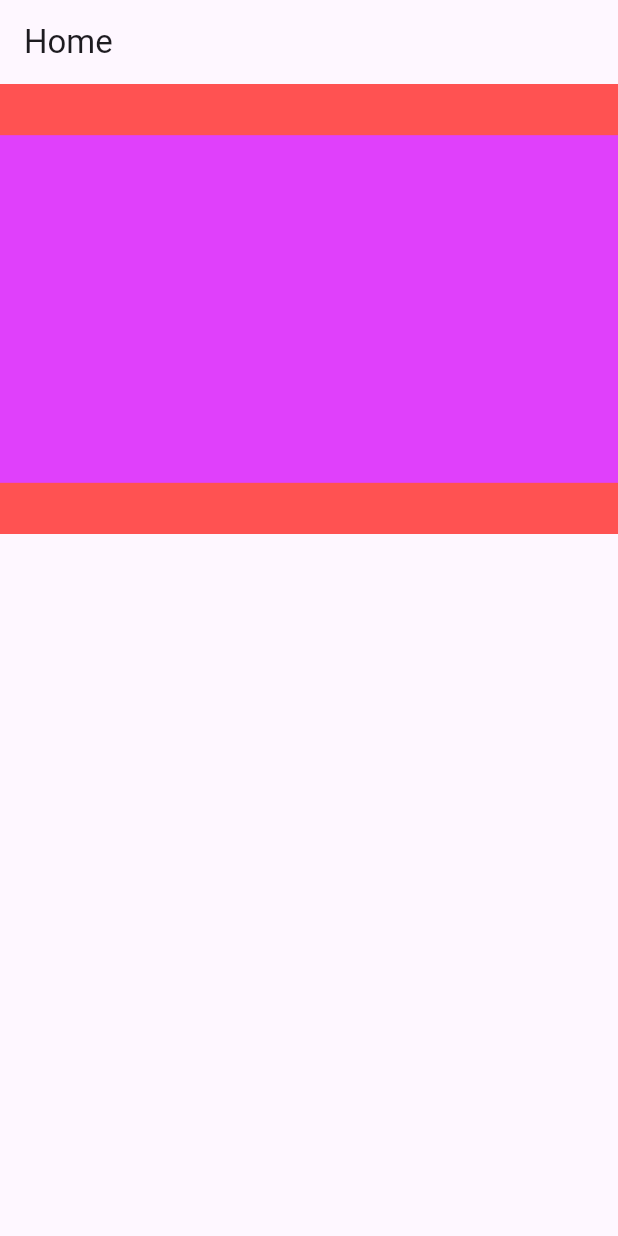
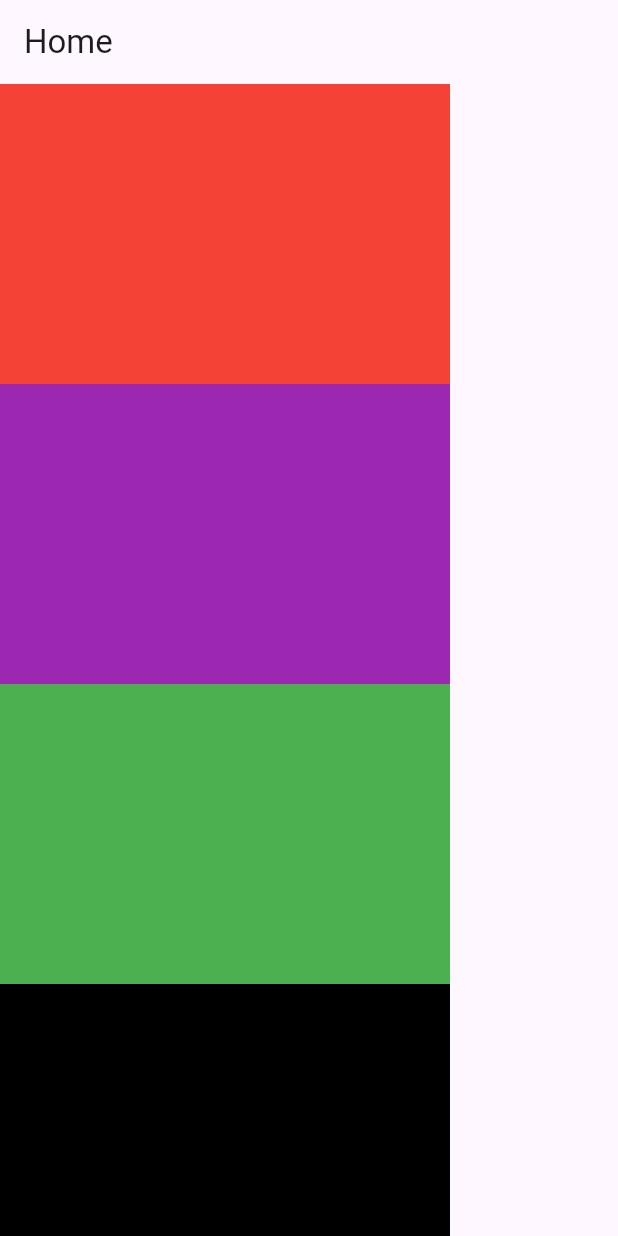
Before and after one commit to Ashraf-Samiu/Responsive_AdaptiveWidgets, a Flutter app: the screen it shows after launch, on a phone screen of 412 x 824 dp. Run offline on Flutter 3.47's test engine with Material 3 defaults, Android fonts, the phone set to English and light mode, and no system bars.

Commit message:
SingleChildScrollView Commit

```diff
--- a/lib/main.dart
+++ b/lib/main.dart
@@ -18,16 +18,42 @@ class HomeScreen extends StatelessWidget{
       appBar: AppBar(
         title: Text("Home"),
       ),
-      body: Container(
-        width: double.infinity,
-        height: 300,
-        color: Colors.redAccent,
-        alignment: Alignment.center,
-        child: AspectRatio(
-            aspectRatio: 16/9,
-            child: Container(
-              color: Colors.purpleAccent,
+      body: SingleChildScrollView(
+        scrollDirection: Axis.vertical,
+        ///scroll button will appear in the content
+        child: Column(
+          children: [
+            Container(
+              width: 300,
+              height: 200,
+              color: Colors.red,
             ),
+            Container(
+              width: 300,
+              height: 200,
+              color: Colors.purple,
+            ),
+            Container(
+              width: 300,
+              height: 200,
+              color: Colors.green,
+            ),
+            Container(
+              width: 300,
+              height: 200,
+              color: Colors.black,
+            ),
+            Container(
+              width: 300,
+              height: 200,
+              color: Colors.grey,
+            ),
+            Container(
+              width: 300,
+              height: 200,
+              color: Colors.deepOrange,
+            ),
+          ],
         ),
       ),
     );
```
